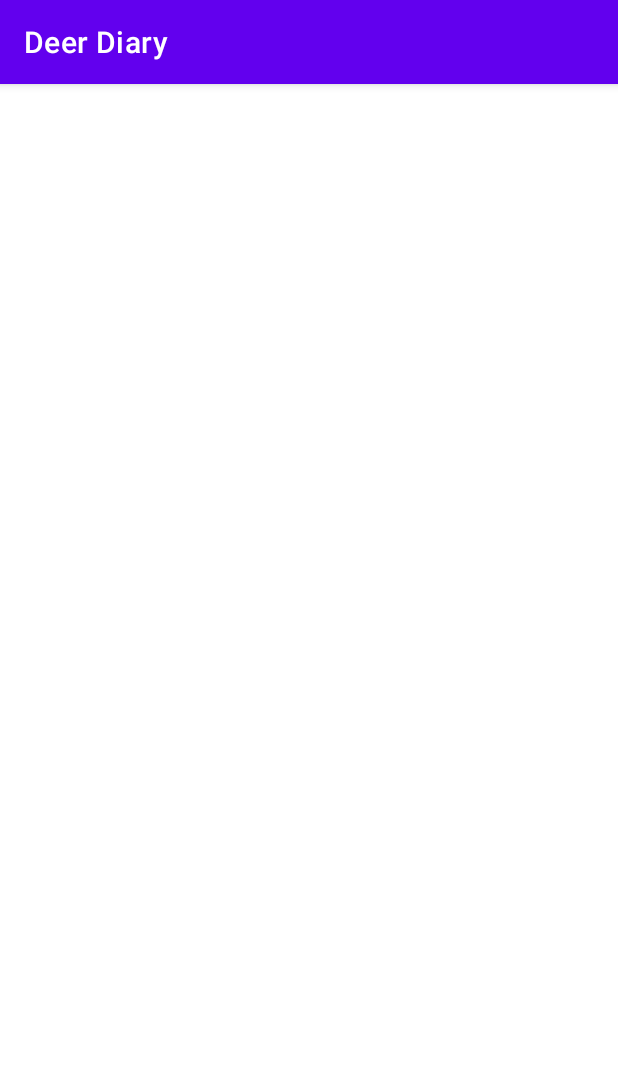
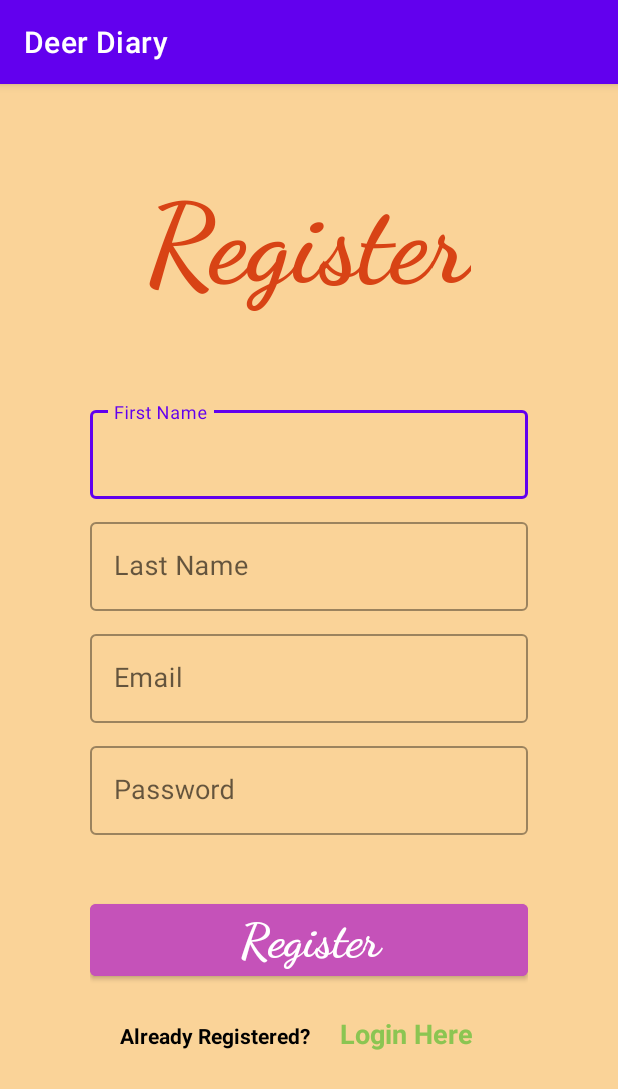
Before and after one commit to yifzheng/DeerDiary, an Android app: the RegisterActivity screen opened directly, with no data from a screen before it, on a phone screen of 412 x 824 dp. Shown: the top 1089 px of the screen. Run offline under Robolectric (Android 15) with nearby library versions, the phone set to English and light mode, and no system bars.

Commit message:
Issue #1: register activity XML and espresso test (RED)

```diff
--- a/DeerDiary/app/src/main/res/layout/activity_register.xml
+++ b/DeerDiary/app/src/main/res/layout/activity_register.xml
@@ -1,9 +1,138 @@
 <?xml version="1.0" encoding="utf-8"?>
-<androidx.constraintlayout.widget.ConstraintLayout xmlns:android="http://schemas.android.com/apk/res/android"
+<RelativeLayout xmlns:android="http://schemas.android.com/apk/res/android"
     xmlns:app="http://schemas.android.com/apk/res-auto"
     xmlns:tools="http://schemas.android.com/tools"
     android:layout_width="match_parent"
     android:layout_height="match_parent"
-    tools:context=".RegisterActivity">
+    tools:context=".RegisterActivity"
+    android:background="@color/background">
 
-</androidx.constraintlayout.widget.ConstraintLayout>
+    <LinearLayout
+        android:layout_width="match_parent"
+        android:layout_height="wrap_content"
+        android:orientation="vertical"
+        android:padding="60dp">
+
+        <TextView
+            android:id="@+id/register_text"
+            android:layout_width="wrap_content"
+            android:layout_height="wrap_content"
+            android:layout_gravity="center_horizontal"
+            android:layout_marginBottom="60dp"
+            android:fontFamily="cursive"
+            android:text="@string/registerButton"
+            android:textColor="#D84315"
+            android:textSize="74sp"
+            android:textStyle="bold" />
+
+        <com.google.android.material.textfield.TextInputLayout
+            style="@style/Widget.MaterialComponents.TextInputLayout.OutlinedBox"
+            android:layout_width="match_parent"
+            android:layout_height="wrap_content"
+            android:layout_marginBottom="10dp">
+
+            <com.google.android.material.textfield.TextInputEditText
+                android:id="@+id/register_firstname"
+                android:layout_width="match_parent"
+                android:layout_height="wrap_content"
+                android:layout_gravity="center"
+                android:hint="@string/first_name"
+                android:inputType="text"
+                android:textColorHint="#795548"
+                android:textSize="18sp" />
+        </com.google.android.material.textfield.TextInputLayout>
+
+        <com.google.android.material.textfield.TextInputLayout
+            style="@style/Widget.MaterialComponents.TextInputLayout.OutlinedBox"
+            android:layout_width="match_parent"
+            android:layout_height="wrap_content"
+            android:layout_marginBottom="10dp">
+
+            <com.google.android.material.textfield.TextInputEditText
+                android:id="@+id/register_lastname"
+                android:layout_width="match_parent"
+                android:layout_height="wrap_content"
+                android:layout_gravity="center"
+                android:hint="@string/last_name"
+                android:inputType="text"
+                android:textColorHint="#795548"
+                android:textSize="18sp" />
+        </com.google.android.material.textfield.TextInputLayout>
+
+        <com.google.android.material.textfield.TextInputLayout
+            style="@style/Widget.MaterialComponents.TextInputLayout.OutlinedBox"
+            android:layout_width="match_parent"
+            android:layout_height="wrap_content"
+            android:layout_marginBottom="10dp">
+            <com.google.android.material.textfield.TextInputEditText
+                android:id="@+id/register_email"
+                android:layout_width="match_parent"
+                android:layout_height="wrap_content"
+                android:hint="@string/email"
+                android:inputType="textEmailAddress"
+                android:layout_gravity="center"
+                android:textSize="18sp" />
+        </com.google.android.material.textfield.TextInputLayout>
+
+        <com.google.android.material.textfield.TextInputLayout
+            style="@style/Widget.MaterialComponents.TextInputLayout.OutlinedBox"
+            android:layout_width="match_parent"
+            android:layout_height="wrap_content"
+            android:layout_marginBottom="10dp">
+
+            <com.google.android.material.textfield.TextInputEditText
+                android:id="@+id/register_password"
+                android:layout_width="match_parent"
+                android:layout_height="wrap_content"
+                android:layout_gravity="center"
+                android:hint="@string/password"
+                android:textColorHint="#795548"
+                android:textSize="18sp" />
+        </com.google.android.material.textfield.TextInputLayout>
+
+        <com.google.android.material.button.MaterialButton
+            android:id="@+id/register_button"
+            style="@style/Widget.MaterialComponents.TextInputLayout.OutlinedBox"
+            android:layout_width="match_parent"
+            android:layout_height="wrap_content"
+            android:layout_marginTop="30dp"
+            android:backgroundTint="@color/magenta_100"
+            android:fontFamily="cursive"
+            android:minWidth="100dp"
+            android:minHeight="60dp"
+            android:text="@string/register_text"
+            android:textSize="32sp"
+            android:textStyle="bold"
+            tools:ignore="DuplicateSpeakableTextCheck" />
+
+        <LinearLayout
+            android:layout_width="match_parent"
+            android:layout_height="wrap_content"
+            android:orientation="horizontal"
+            android:layout_marginTop="20dp"
+            >
+
+            <TextView
+                android:layout_width="wrap_content"
+                android:layout_height="wrap_content"
+                android:text="@string/already_registered"
+                android:textColor="@color/black"
+                android:textStyle="bold"
+                android:layout_marginStart="20dp"/>
+
+            <TextView
+                android:id="@+id/register_loginhere"
+                android:layout_width="wrap_content"
+                android:layout_height="wrap_content"
+                android:text="@string/login_here"
+                android:textColor="@color/green_100"
+                android:textStyle="bold"
+                android:textSize="18sp"
+                android:layout_marginStart="20dp"
+                />
+
+        </LinearLayout>
+
+    </LinearLayout>
+
+</RelativeLayout>
--- a/DeerDiary/app/src/main/res/values/strings.xml
+++ b/DeerDiary/app/src/main/res/values/strings.xml
@@ -4,4 +4,12 @@
     <string name="deer_logo">deer_logo</string>
     <string name="login">Login</string>
     <string name="register">Register</string>
+    <string name="registerButton">Register</string>
+    <string name="first_name">First Name</string>
+    <string name="last_name">Last Name</string>
+    <string name="email">Email</string>
+    <string name="password">Password</string>
+    <string name="register_text">Register</string>
+    <string name="already_registered">Already Registered?</string>
+    <string name="login_here">Login Here</string>
 </resources>
```
Also changed, not shown: 1 other file.
